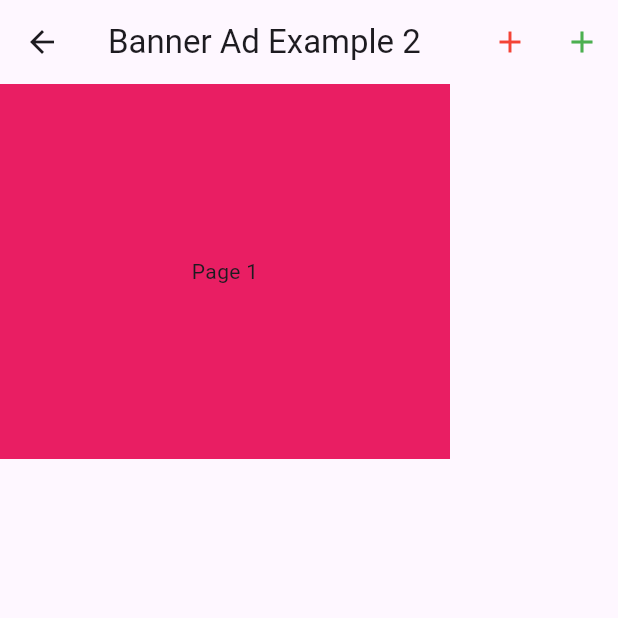
After one commit to bahadurh/digital_turbine_flutter_sdk, a Flutter app: the Banner2Page screen opened directly, on a phone screen of 412 x 824 dp, the top half of it. The commit adds this screen. Run offline on Flutter 3.47's test engine with Material 3 defaults, Android fonts, the phone set to English and light mode, and no system bars.

Commit message:
feat(ios): Implement controller-based banner ad management.
Add showAd method to BannerView for explicit ad display control
Separate loadAd and showAd functionality in native code
Update method channel handler to support new showAd method
Modify channel name to include viewId for multiple banner support

```diff
--- /dev/null
+++ b/example/lib/pages/banner_2_page.dart
@@ -0,0 +1,107 @@
+import 'package:flutter/material.dart';
+
+import '../adaptive_ad_banner_2.dart';
+
+class Banner2Page extends StatefulWidget {
+  final String placementId;
+
+  const Banner2Page({Key? key, required this.placementId}) : super(key: key);
+
+  @override
+  State<Banner2Page> createState() => _Banner2PageState();
+}
+
+class _Banner2PageState extends State<Banner2Page> {
+  late final DTController _controller;
+
+  List<Widget> pages = [
+    Container(
+      color: Colors.pink,
+      child: const Center(child: Text('Page 1')),
+    ),
+    Container(
+      color: Colors.red,
+      child: const Center(child: Text('Page 2')),
+    ),
+    Container(
+      color: Colors.blue,
+      child: const Center(child: Text('Page 3')),
+    ),
+  ];
+
+  @override
+  void initState() {
+    super.initState();
+    _controller = DTController(onAdLoaded: _onAdLoaded, placementId: widget.placementId);
+  }
+
+  bool isAdLoadedViaController = false;
+
+  void _onAdLoaded(bool loaded) {
+    debugPrint("Ad Loaded with controller");
+    isAdLoadedViaController = loaded;
+    setState(() {});
+  }
+
+  @override
+  Widget build(BuildContext context) {
+    return Scaffold(
+      appBar: AppBar(
+        title: const Text('Banner Ad Example 2'),
+        actions: [
+          IconButton(
+            icon: const Icon(
+              Icons.add,
+              color: Colors.red,
+            ),
+            onPressed: onAddAd,
+          ),
+
+          /// load ad
+          IconButton(
+            icon: Icon(
+              isAdLoadedViaController ? Icons.check : Icons.add,
+              color: Colors.green,
+            ),
+            onPressed: () {
+              _controller.loadAd();
+            },
+          ),
+        ],
+      ),
+      body: Column(
+        mainAxisAlignment: MainAxisAlignment.center,
+        mainAxisSize: MainAxisSize.min,
+        children: [
+          SizedBox(
+            height: 250,
+            width: 300,
+            child: PageView.builder(
+              itemCount: pages.length,
+              itemBuilder: (context, index) {
+                return pages[index];
+              },
+            ),
+          ),
+        ],
+      ),
+    );
+  }
+
+  void onAddAd() {
+    pages.add(
+      Column(
+        children: [
+          SizedBox(
+            height: 250,
+            width: 300,
+            child: DigitalTurbineBannerViewWithController(
+              controller: _controller,
+            ),
+          ),
+        ],
+      ),
+    );
+    setState(() {});
+  }
+}
--- a/lib/digital_turbine_plugin.dart
+++ b/lib/digital_turbine_plugin.dart
@@ -1,7 +1,7 @@
 import 'dart:async';
 import 'package:flutter/services.dart';
 
-export 'digital_turbine_banner_view.dart';
+export 'banner/digital_turbine_banner_view.dart';
 
 class DigitalTurbinePlugin {
   static const MethodChannel _channel = MethodChannel('digital_turbine_plugin');
@@ -88,6 +88,10 @@ class DigitalTurbinePlugin {
   ///
   /// Banner Ad Methods
   ///
+
+  static Future<void> requestAdBanner(String placementId) async {
+    await _channel.invokeMethod('requestAdBanner', {'placementId': placementId});
+  }
   static Future<void> showAdBanner(String placementId) async {
     await _channel.invokeMethod('showAdBanner', {'placementId': placementId});
   }
@@ -100,8 +104,8 @@ class DigitalTurbinePlugin {
     await _channel.invokeMethod('disposeAdBanner', {'placementId': placementId});
   }
 
-  static void setAdBannerListener(DigitalTurbineAdBannerListener listener) {
-    _channel.setMethodCallHandler((call) async {
+  static void setAdBannerListener(DigitalTurbineAdBannerListener listener, {MethodChannel? channel}) {
+    (channel ?? _channel).setMethodCallHandler((call) async {
       switch (call.method) {
         case 'onBannerLoad':
           listener.onAdBannerLoaded(call.arguments['placementId'], call.arguments['impressionData']);
```
Also changed, not shown: example/lib/adaptive_ad_banner_2.dart (added, +159 -0 lines), example/lib/main.dart (+11 -0 lines), lib/banner/DigitalTurbineBannerViewWithController.dart (added, +160 -0 lines), lib/banner/digital_turbine_banner_view.dart (renamed from lib/digital_turbine_banner_view.dart), 1 other file.
